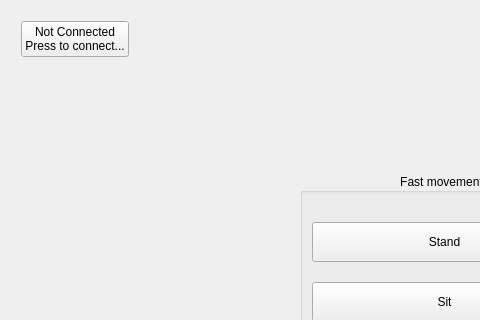
First picture: the form in src/gui_pkg/include/gui_pkg/training_form.ui, repository cristianbass01/GUI_robotic_exoskeleton, before the edit; both pictures show x 0 to 480 and y 0 to 320 of the 1214 by 705 pixel window.
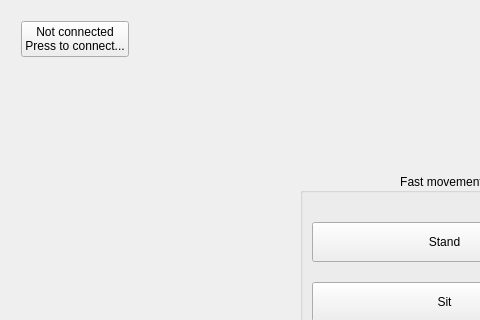
Second picture: the form after the edit. Icons and pictures are not drawn.

```diff
--- a/src/gui_pkg/include/gui_pkg/training_form.ui
+++ b/src/gui_pkg/include/gui_pkg/training_form.ui
@@ -33,7 +33,7 @@
        <item>
         <widget class="QPushButton" name="connectButton">
          <property name="text">
-          <string>Not Connected
+          <string>Not connected
 Press to connect...</string>
          </property>
         </widget>
```
